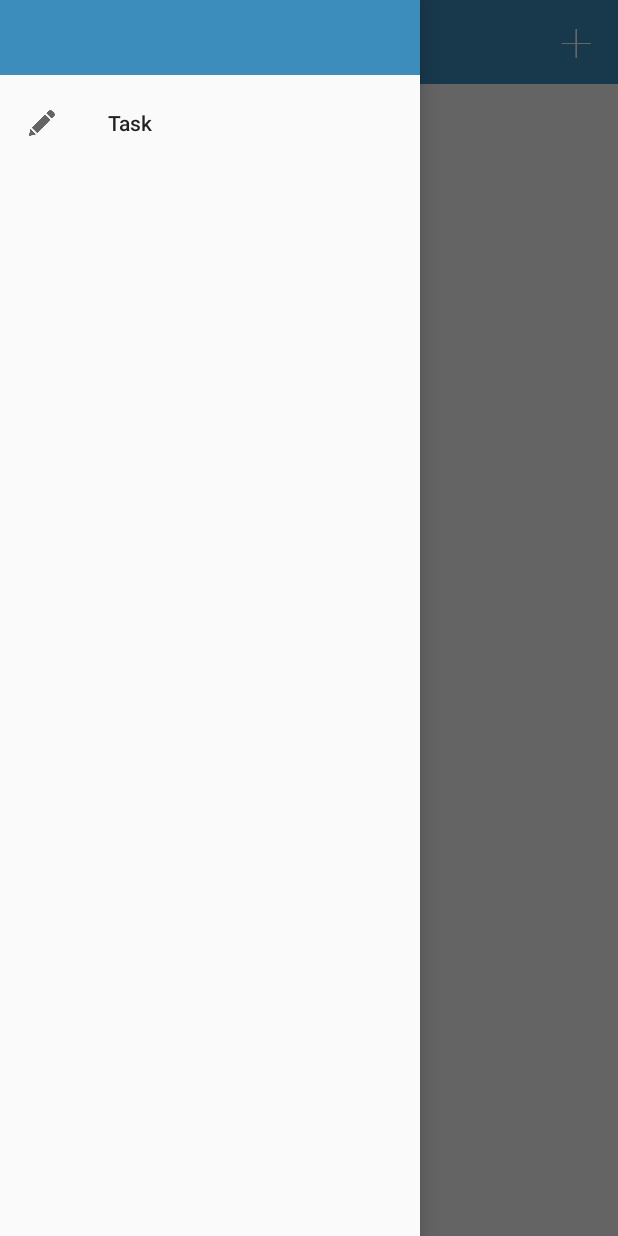
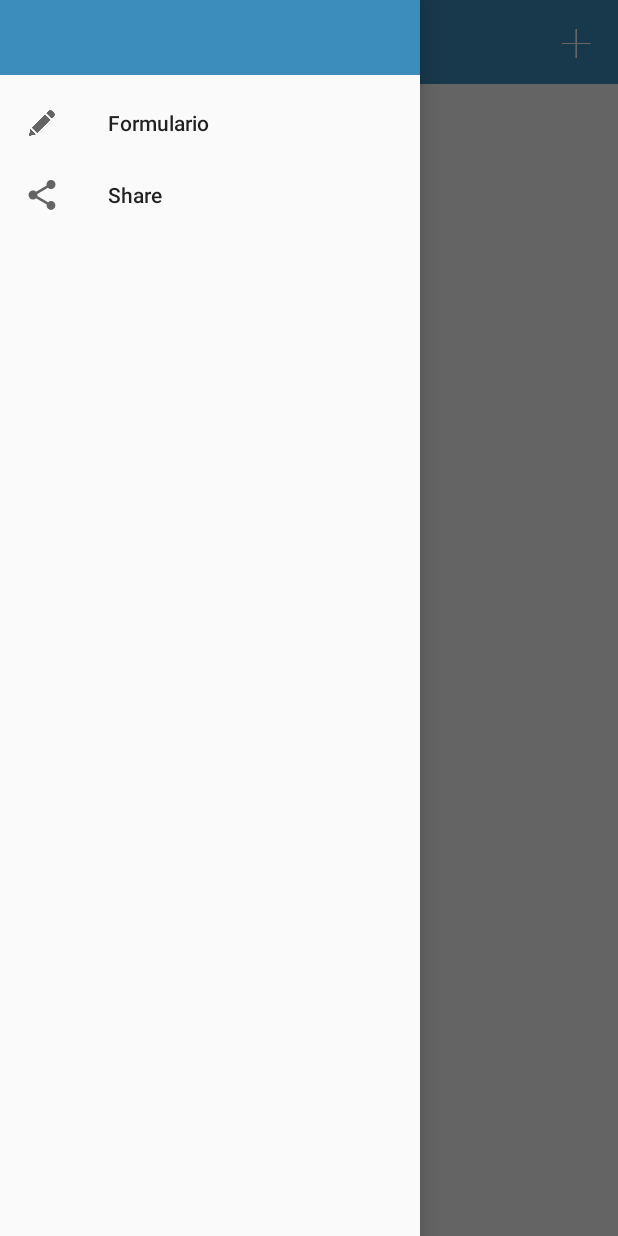
Before and after one commit to uiliannn/Agrisense, an Android app: the MainActivity screen opened directly, with no data from a screen before it, with the side drawer open, on a phone screen of 412 x 824 dp. Run offline under Robolectric (Android 15) with nearby library versions, the light colour scheme and no system bars; Roboto replaces fonts that are not available here; 6 statements that could not run were skipped.

Commit message:
Add intent to share

```diff
--- a/app/src/main/java/startup/androidapp/agrisense/formulario/Libraries/ImageLoader.java
+++ b/app/src/main/java/startup/androidapp/agrisense/formulario/Libraries/ImageLoader.java
@@ -12,6 +12,8 @@ public class ImageLoader extends AsyncTask<String, Void, Bitmap> {
     public ImageLoader(Listener listener) {
         mListener = listener;
     }
+
+
 
     public interface Listener{
         void onImageLoaded(Bitmap bitmap);
--- a/app/src/main/java/startup/androidapp/agrisense/formulario/Views/DetailActivity.java
+++ b/app/src/main/java/startup/androidapp/agrisense/formulario/Views/DetailActivity.java
@@ -77,6 +77,9 @@ public class DetailActivity extends BaseActivity implements ImageLoader.Listener
         else if (id == R.id.action_do) {
             controller.toActivity(FormActivity.class);
         }
+        else if (id == R.id.action_share) {
+            controller.share();
+        }
 
         return super.onOptionsItemSelected(item);
     }
--- a/app/src/main/java/startup/androidapp/agrisense/formulario/Views/MainActivity.java
+++ b/app/src/main/java/startup/androidapp/agrisense/formulario/Views/MainActivity.java
@@ -58,7 +58,7 @@ public class MainActivity extends BaseActivity
         }
 
         this.doubleBackToExitPressedOnce = true;
-        Toast.makeText(this, "Please click once more to exit", Toast.LENGTH_SHORT).show();
+        Toast.makeText(this, "aperte mais uma vez para sair", Toast.LENGTH_SHORT).show();
 
         new Handler().postDelayed(new Runnable() {
             @Override
@@ -75,6 +75,9 @@ public class MainActivity extends BaseActivity
 
         if (id == R.id.nav_home) {
 
+        }
+        else if (id == R.id.action_shareApp) {
+            controller.share();
         }
 
         DrawerLayout drawer = (DrawerLayout) findViewById(R.id.drawer_layout);
--- a/app/src/main/res/menu/action.xml
+++ b/app/src/main/res/menu/action.xml
@@ -6,4 +6,9 @@
         android:icon="@drawable/ic_action"
         android:title="Action"
         app:showAsAction="ifRoom" />
+    <item
+        android:id="@+id/action_share"
+        android:icon="@drawable/ic_menu_share"
+        android:title="Share"
+        app:showAsAction="ifRoom" />
 </menu>
--- a/app/src/main/res/menu/activity_main_drawer.xml
+++ b/app/src/main/res/menu/activity_main_drawer.xml
@@ -6,7 +6,12 @@
         <item
             android:id="@+id/nav_home"
             android:icon="@drawable/ic_action"
-            android:title="Task" />
+            android:title="Formulario" />
+        <item
+            android:id="@+id/action_shareApp"
+            android:icon="@drawable/ic_menu_share"
+            android:title="Share"
+            app:showAsAction="ifRoom" />
     </group>
 
 </menu>
```
Also changed, not shown: app/src/main/java/startup/androidapp/agrisense/formulario/Controllers/DetailController.java (+24 -0 lines), app/src/main/java/startup/androidapp/agrisense/formulario/Controllers/MainController.java (+12 -0 lines).
